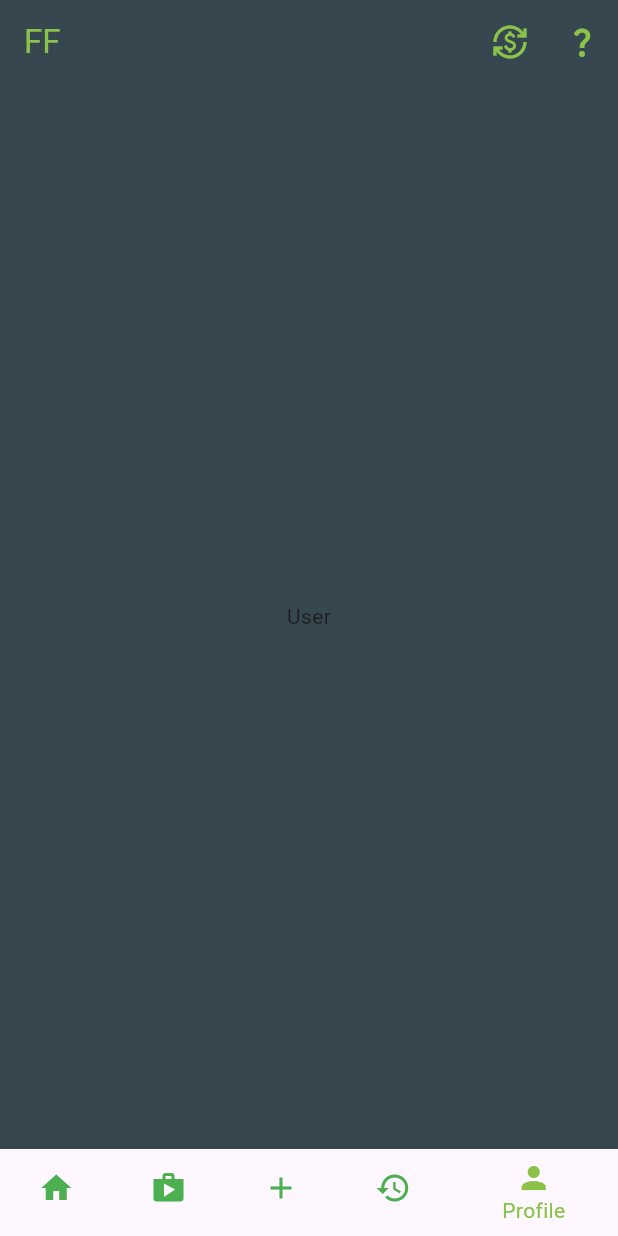
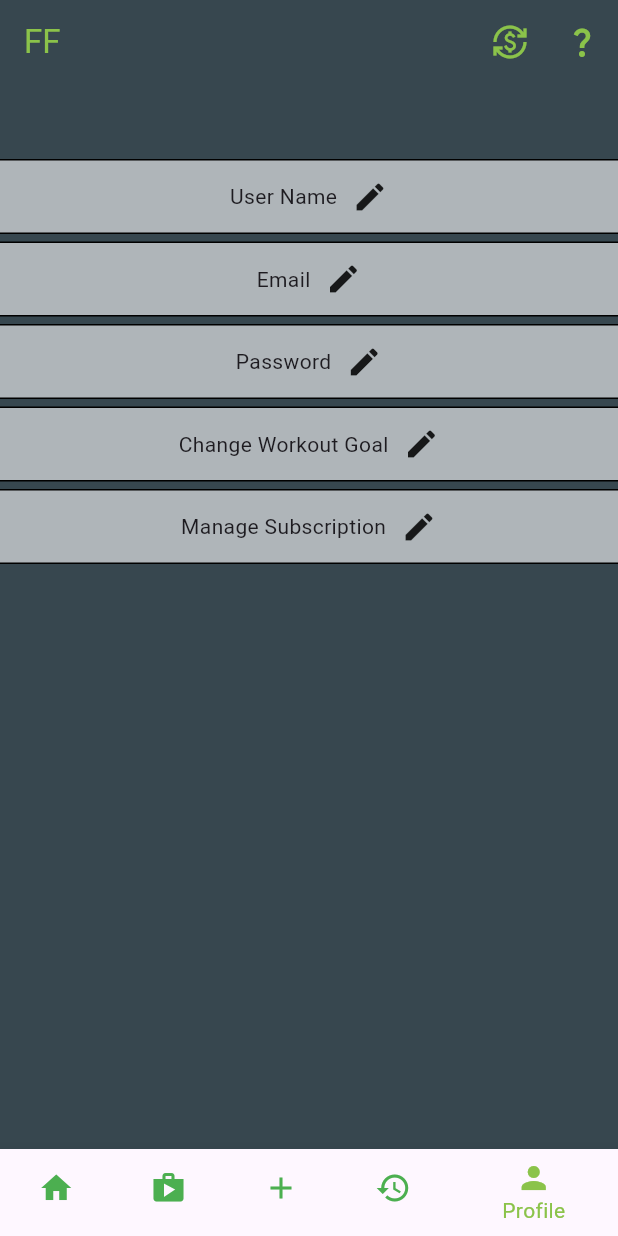
Before and after one commit to SovaCoda/fitness-figure-mobile-app, a Flutter app: the screen it shows after launch, item 5 of the bottom bar chosen, on a phone screen of 412 x 824 dp. Run offline on Flutter 3.47's test engine with Material 3 defaults, Android fonts, the phone set to English and light mode, and no system bars; our stand-ins replace firebase_auth, firebase_core, fixnum, flutter_svg, go_router, logger; missing offline and left inert: grpc, protobuf, wheel_slider; accounts and stored records are empty; statements that could not run were skipped.

Commit message:
Create basic user profile page

```diff
--- a/ffapp/lib/pages/home/dashboard.dart
+++ b/ffapp/lib/pages/home/dashboard.dart
@@ -101,8 +101,9 @@ class _DashboardState extends State<Dashboard> {
                   color: Colors.white70,
                   fontSize: 12,
                 ),
-                textAlign: TextAlign.center,)
+                textAlign: TextAlign.center,),
 
+              SizedBox(height: 50)
             ],
           )
         ),
--- a/ffapp/lib/pages/home/home.dart
+++ b/ffapp/lib/pages/home/home.dart
@@ -1,5 +1,6 @@
 import 'package:ffapp/components/currency_button.dart';
 import 'package:ffapp/pages/home/dashboard.dart';
+import 'package:ffapp/pages/home/profile.dart';
 import 'package:ffapp/pages/home/store.dart';
 import 'package:ffapp/pages/home/workout_adder.dart';
 import 'package:flutter/material.dart';
@@ -19,7 +20,7 @@ class _DashboardPageState extends State<DashboardPage> {
   Store(),
   const WorkoutAdder(),
   Text("History"),
-  Text("User")
+  Profile()
   ];
 
   int _selectedIndex = 0;
--- /dev/null
+++ b/ffapp/lib/pages/home/profile.dart
@@ -0,0 +1,84 @@
+
+
+import 'package:flutter/material.dart';
+
+class Profile extends StatelessWidget {
+  const Profile({super.key});
+
+  void emptyFunction() {}
+
+  @override
+  Widget build(BuildContext context) {
+    return Column(
+      children: [
+        const SizedBox(height: 50),
+        SettingsBar(
+          name: "User Name",
+          onTapFunction: emptyFunction,
+        ),
+        SettingsBar(
+          onTapFunction: emptyFunction,
+          name: "Email",
+        ),
+        SettingsBar(
+          onTapFunction: emptyFunction,
+          name: "Password",
+        ),
+        SettingsBar(
+          onTapFunction: emptyFunction,
+          name: "Change Workout Goal",
+        ),
+        SettingsBar(
+          onTapFunction: emptyFunction,
+          name: "Manage Subscription",
+        ),
+      ],
+    );
+  }
+}
+
+class SettingsBar extends StatelessWidget {
+  const SettingsBar({
+    super.key,
+    required this.onTapFunction,
+    required this.name,
+  });
+
+  final Function onTapFunction;
+  final String name;
+
+  @override
+  Widget build(BuildContext context) {
+    return Column(
+      children: [InkWell(
+        //when this setting bar is clicked callback the function given as an input to the class
+        onTap: () {onTapFunction();},
+        child: Container(
+          width: double.infinity,
+          height: 50,
+          decoration: const BoxDecoration(
+            color: Colors.white60,
+            border: Border(
+              bottom: BorderSide(
+                color: Colors.black
+              ),
+              top: BorderSide(
+                color: Colors.black
+              ),
+            )
+          ),
+          child: Row(
+            mainAxisAlignment: MainAxisAlignment.center,
+            children: [
+                Text(name, textAlign: TextAlign.center),
+                const SizedBox(width: 10),
+                const Icon(Icons.edit)
+              ]
+          ),
+        ),
+      ),
+      const SizedBox(height: 5)
+      ]
+    );
+  }
+}
```
Also changed, not shown: ffapp/lib/components/store_item.dart (deleted, +0 -40 lines), ffapp/lib/pages/home/store.dart (+38 -2 lines).
